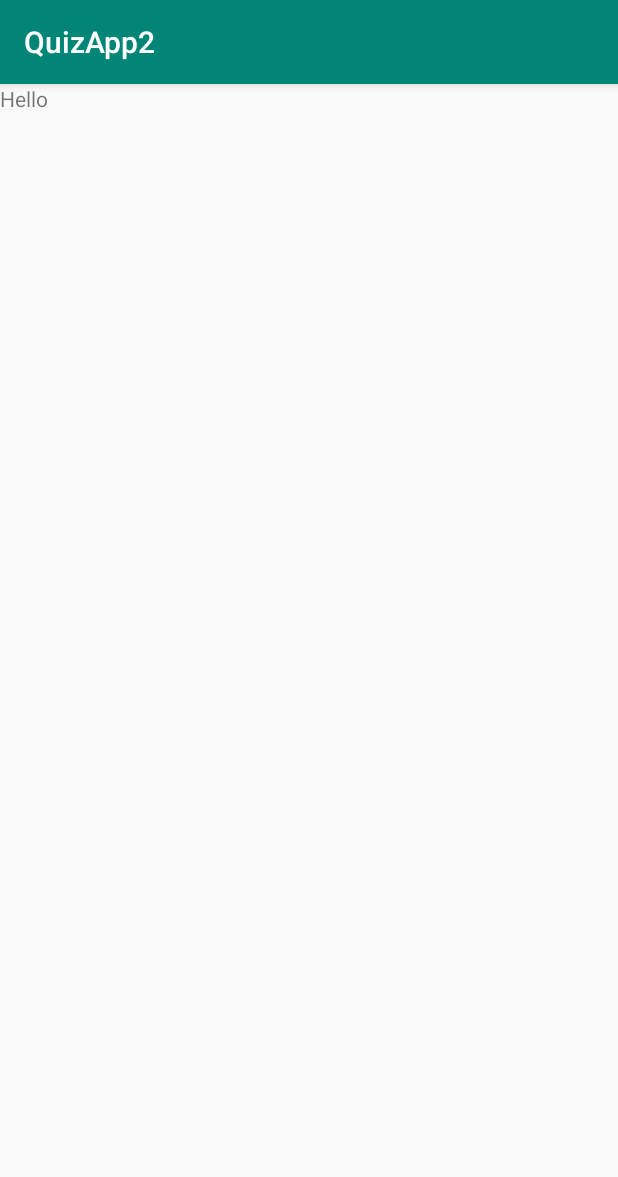
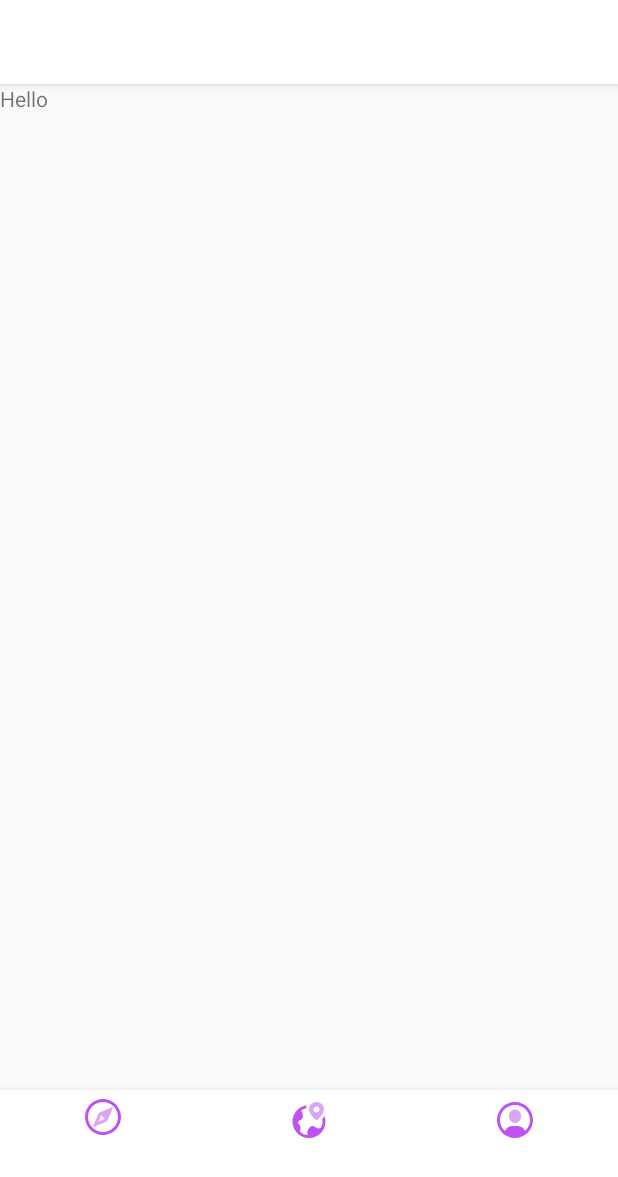
Before and after one commit to sherruh/QuizApp2, an Android app: the screen it shows after launch (MainActivity), on a phone screen of 412 x 824 dp. Shown: the top 1177 px of the screen. Run offline under Robolectric (Android 15) with nearby library versions, the phone set to English and light mode, and no system bars.

Commit message:
Add raw bottom navigation view

```diff
--- a/app/build.gradle
+++ b/app/build.gradle
@@ -28,4 +28,7 @@ dependencies {
     testImplementation 'junit:junit:4.12'
     androidTestImplementation 'androidx.test.ext:junit:1.1.1'
     androidTestImplementation 'androidx.test.espresso:espresso-core:3.2.0'
+
+    /*BottomNavigationView*/
+    implementation 'com.google.android.material:material:1.2.0-alpha04'
 }
--- a/app/src/main/java/com/example/quizapp2/main/MainActivity.java
+++ b/app/src/main/java/com/example/quizapp2/main/MainActivity.java
@@ -12,11 +12,13 @@ import android.os.Bundle;
 
 import com.example.quizapp2.R;
 import com.example.quizapp2.settings.SettingsFragment;
+import com.google.android.material.bottomnavigation.BottomNavigationView;
 
 public class MainActivity extends AppCompatActivity {
 
     private ViewPager viewPager;
     private PagerAdapter pagerAdapter;
+    private BottomNavigationView bottomNavigationView;
 
     @Override
     protected void onCreate(Bundle savedInstanceState) {
@@ -30,6 +32,8 @@ public class MainActivity extends AppCompatActivity {
         viewPager = findViewById(R.id.main_view_pager);
         pagerAdapter = new PagerAdapter(getSupportFragmentManager());
         viewPager.setAdapter(pagerAdapter);
+        bottomNavigationView = findViewById(R.id.bottom_nav_main);
+        bottomNavigationView.setItemIconTintList(null);
     }
 
     public class PagerAdapter extends FragmentPagerAdapter{
--- /dev/null
+++ b/app/src/main/res/drawable/ic_history.xml
@@ -0,0 +1,12 @@
+<vector xmlns:android="http://schemas.android.com/apk/res/android"
+    android:width="24dp"
+    android:height="24dp"
+    android:viewportWidth="24"
+    android:viewportHeight="24">
+  <path
+      android:pathData="M20.8,11.4C20.9,11.9 21,12.5 21,13C21,14.4 20.7,15.8 20.1,17C18.1,18.1 17.2,17.5 16.3,16.8C15.7,16.3 14.8,15.7 13.7,16.1C12.6,16.5 11.8,17.4 11.3,18.5C10.9,19.5 10.8,20.8 11,22C9,21.8 7.2,20.9 5.9,19.6C6.6,18.1 6.6,16.6 5.7,15.3C5.5,14.9 5.2,14.6 4.9,14.3C4.4,13.8 4.6,12.9 5.2,12.6C6,12.2 6.9,11.8 7.5,11C8.7,9.2 7.3,6.6 7,6.1C6.9,6 6.8,5.9 6.7,5.7C7.7,5 8.8,4.5 10,4.2C10.1,3.4 10.3,2.7 10.6,2.1C5.2,2.8 1,7.4 1,13C1,19.1 5.9,24 12,24C18.1,24 23,19.1 23,13C23,11.8 22.8,10.6 22.4,9.4C21.9,10.1 21.4,10.8 20.8,11.4Z"
+      android:fillColor="#BE52F2"/>
+  <path
+      android:pathData="M17,0C14.5,0 12,1.9 12,5C12,7.8 15.9,11.4 16.3,11.7C16.5,11.9 16.7,12 17,12C17.3,12 17.5,11.9 17.7,11.7C18.1,11.4 22,7.8 22,5C22,1.9 19.5,0 17,0ZM17,7C15.9,7 15,6.1 15,5C15,3.9 15.9,3 17,3C18.1,3 19,3.9 19,5C19,6.1 18.1,7 17,7Z"
+      android:fillColor="#DBA5F5"/>
+</vector>
--- /dev/null
+++ b/app/src/main/res/drawable/ic_main.xml
@@ -0,0 +1,12 @@
+<vector xmlns:android="http://schemas.android.com/apk/res/android"
+    android:width="24dp"
+    android:height="24dp"
+    android:viewportWidth="24"
+    android:viewportHeight="24">
+  <path
+      android:pathData="M12,24C5.383,24 0,18.617 0,12C0,5.383 5.383,0 12,0C18.617,0 24,5.383 24,12C24,18.617 18.617,24 12,24ZM12,2C6.486,2 2,6.486 2,12C2,17.514 6.486,22 12,22C17.514,22 22,17.514 22,12C22,6.486 17.514,2 12,2Z"
+      android:fillColor="#BE52F2"/>
+  <path
+      android:pathData="M9.238,9.238L5.096,18.904L14.762,14.762L18.904,5.096L9.238,9.238ZM8.904,15.096L10.762,10.762L13.239,13.239L8.904,15.096Z"
+      android:fillColor="#DBA5F5"/>
+</vector>
--- /dev/null
+++ b/app/src/main/res/drawable/ic_settings.xml
@@ -0,0 +1,12 @@
+<vector xmlns:android="http://schemas.android.com/apk/res/android"
+    android:width="24dp"
+    android:height="24dp"
+    android:viewportWidth="24"
+    android:viewportHeight="24">
+  <path
+      android:pathData="M12,0C5.383,0 0,5.383 0,12C0,18.617 5.383,24 12,24C18.617,24 24,18.617 24,12C24,5.383 18.617,0 12,0ZM18.698,19.404C18.034,17.431 16.198,16 14,16H10C7.802,16 5.968,17.432 5.304,19.405C3.281,17.574 2,14.937 2,12C2,6.486 6.486,2 12,2C17.514,2 22,6.486 22,12C22,14.936 20.72,17.573 18.698,19.404Z"
+      android:fillColor="#BE52F2"/>
+  <path
+      android:pathData="M12,5C9.791,5 8,6.791 8,9V10C8,12.209 9.791,14 12,14C14.209,14 16,12.209 16,10V9C16,6.791 14.209,5 12,5Z"
+      android:fillColor="#DBA5F5"/>
+</vector>
--- a/app/src/main/res/layout/activity_main.xml
+++ b/app/src/main/res/layout/activity_main.xml
@@ -8,7 +8,7 @@
 
     <androidx.viewpager.widget.ViewPager
         android:id="@+id/main_view_pager"
-        android:layout_width="0dp"
+        android:layout_width="match_parent"
         android:layout_height="0dp"
         app:layout_constraintTop_toTopOf="parent"
         app:layout_constraintBottom_toBottomOf="parent"
@@ -16,4 +16,14 @@
         app:layout_constraintEnd_toEndOf="parent"
         />
 
+    <com.google.android.material.bottomnavigation.BottomNavigationView
+        android:id="@+id/bottom_nav_main"
+        android:layout_width="match_parent"
+        android:layout_height="97dp"
+        app:layout_constraintBottom_toBottomOf="parent"
+        app:layout_constraintStart_toStartOf="parent"
+        android:background="@color/colorPrimary"
+        app:menu="@menu/main_nav_menu"
+        />
+
 </androidx.constraintlayout.widget.ConstraintLayout>
--- /dev/null
+++ b/app/src/main/res/menu/main_nav_menu.xml
@@ -0,0 +1,15 @@
+<?xml version="1.0" encoding="utf-8"?>
+<menu xmlns:android="http://schemas.android.com/apk/res/android">
+    <item
+        android:id="@+id/item_main"
+        android:icon="@drawable/ic_main"
+        android:title="" />
+    <item
+        android:id="@+id/item_history"
+        android:icon="@drawable/ic_history"
+        android:title="" />
+    <item
+        android:id="@+id/item_settings"
+        android:icon="@drawable/ic_settings"
+        android:title="" />
+</menu>
--- a/app/src/main/res/values/colors.xml
+++ b/app/src/main/res/values/colors.xml
@@ -1,6 +1,6 @@
 <?xml version="1.0" encoding="utf-8"?>
 <resources>
-    <color name="colorPrimary">#008577</color>
+    <color name="colorPrimary">#FFFFFF</color>
     <color name="colorPrimaryDark">#00574B</color>
     <color name="colorAccent">#D81B60</color>
 
```
